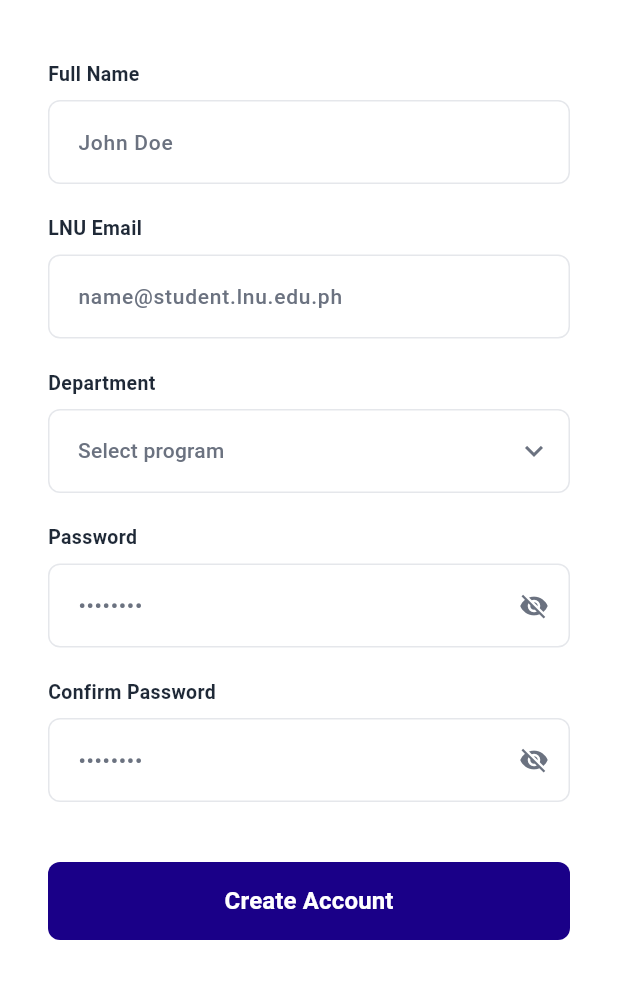
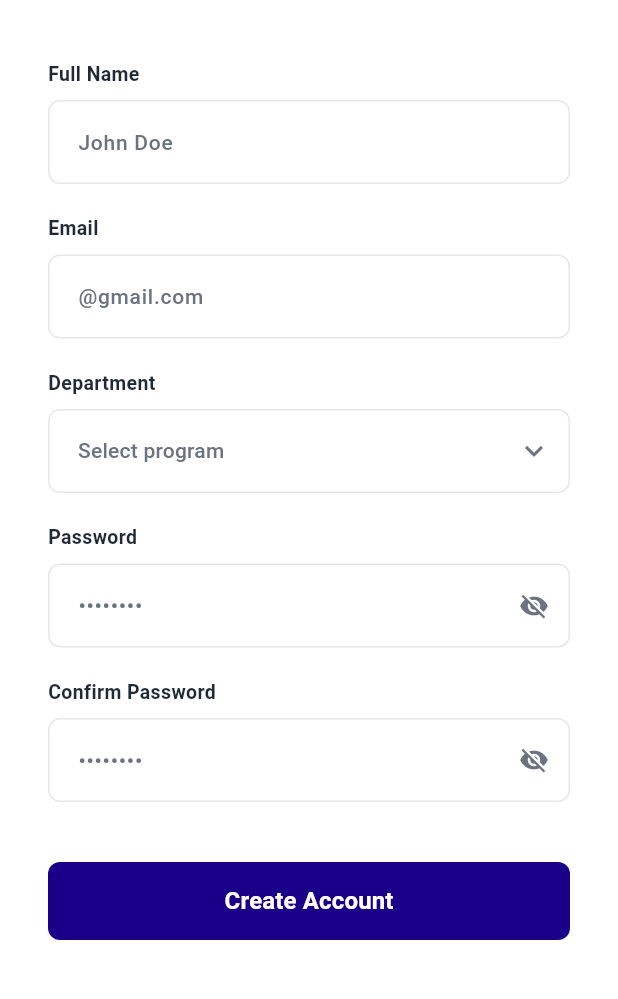
Before and after one commit to matsuqt/huramay-app, a Flutter app: the SignUpScreen screen opened directly, on a phone screen of 412 x 824 dp, the part 215-1214 px from its top. Run offline on Flutter 3.47's test engine with Material 3 defaults, Android fonts, the phone set to English and light mode, and no system bars; our stand-ins replace firebase_core, firebase_messaging, image_picker; accounts and stored records are empty.

Commit message:
UI Redesign: Pushing all recent UI and Regex validation updates

```diff
--- a/lib/screens/auth_screens.dart
+++ b/lib/screens/auth_screens.dart
@@ -205,7 +205,7 @@ class _LoginScreenState extends State<LoginScreen> {
                             TextFormField(
                               controller: _emailCtrl,
                               style: const TextStyle(color: textDark, fontWeight: FontWeight.w500),
-                              decoration: modernInputDecoration("name@student.lnu.edu.ph"),
+                              decoration: modernInputDecoration("@gmail.com"),
                               validator: (v) => v == null || v.isEmpty ? 'Required' : null,
                             ),
                             const SizedBox(height: 20),
@@ -359,12 +359,12 @@ class _SignUpScreenState extends State<SignUpScreen> {
               ),
               const SizedBox(height: 20),
 
-              const Text("LNU Email", style: TextStyle(fontSize: 13, fontWeight: FontWeight.bold, color: textDark)),
+              const Text("Email", style: TextStyle(fontSize: 13, fontWeight: FontWeight.bold, color: textDark)),
               const SizedBox(height: 8),
               TextFormField(
                 controller: _emailCtrl,
                 style: const TextStyle(color: textDark, fontWeight: FontWeight.w500),
-                decoration: modernInputDecoration("name@student.lnu.edu.ph"),
+                decoration: modernInputDecoration("@gmail.com"),
                 validator: (v) {
                   if (v == null || v.isEmpty) return 'Required';
                   bool hasEmoji = RegExp(r'[\u00A9\u00AE\u2000-\u3300\ud83c\ud000-\ud83c\udfff\ud83d\ud000-\ud83d\udfff\ud83e\ud000-\ud83e\udfff]').hasMatch(v);
```
